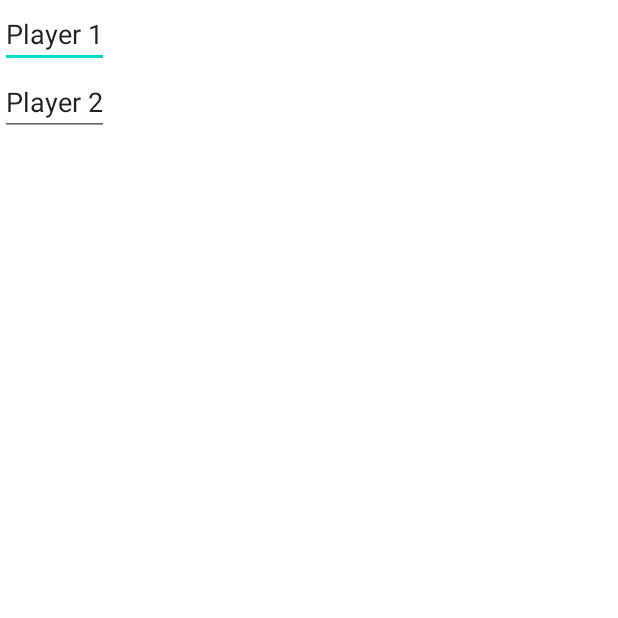
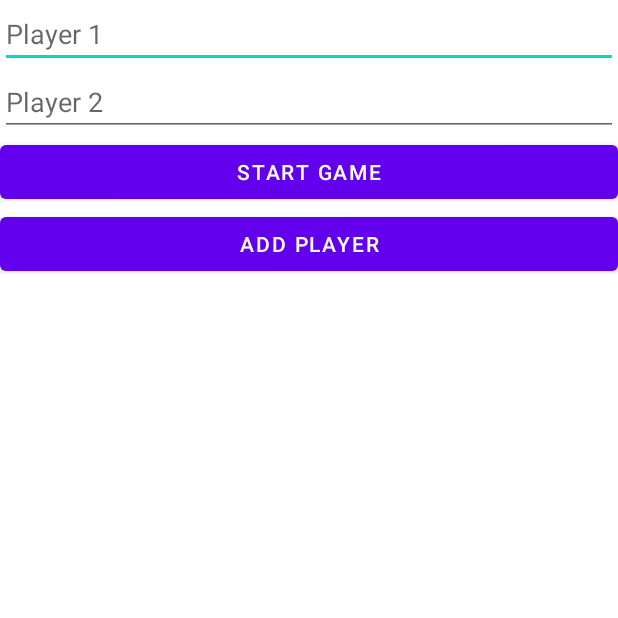
Before and after one commit to Pavital01/TinyTowns, an Android app: the NewGame screen opened directly, with no data from a screen before it, on a phone screen of 412 x 824 dp, the top half of it. Run offline under Robolectric (Android 15) with nearby library versions, the phone set to English and light mode, and no system bars.

Commit message:
Was added until 4 players in New Game and working next player

```diff
--- a/app/src/main/java/com/example/tinytowns/NewGame.kt
+++ b/app/src/main/java/com/example/tinytowns/NewGame.kt
@@ -1,11 +1,71 @@
 package com.example.tinytowns
 
+import android.content.Intent
 import androidx.appcompat.app.AppCompatActivity
 import android.os.Bundle
+import android.view.View
+import android.widget.Button
+import android.widget.EditText
+import android.widget.LinearLayout
 
 class NewGame : AppCompatActivity() {
     override fun onCreate(savedInstanceState: Bundle?) {
         super.onCreate(savedInstanceState)
         setContentView(R.layout.activity_new_game)
+
+        val playersLayout = findViewById<LinearLayout>(R.id.playersLayout)
+        val buttonsLayout = findViewById<LinearLayout>(R.id.buttonsLayout)
+        val startGameButton = findViewById<Button>(R.id.startGameButton)
+        val addPlayerButton = findViewById<Button>(R.id.addPlayerButton)
+
+        val players = ArrayList<EditText>()
+        val player1EditText = EditText(this)
+        val player2EditText = EditText(this)
+
+        player1EditText.id = View.generateViewId()
+        player1EditText.layoutParams = LinearLayout.LayoutParams(
+            LinearLayout.LayoutParams.MATCH_PARENT,
+            LinearLayout.LayoutParams.WRAP_CONTENT
+        )
+        player1EditText.hint = "Player 1"
+        playersLayout.addView(player1EditText, 0)
+
+        player2EditText.id = View.generateViewId()
+        player2EditText.layoutParams = LinearLayout.LayoutParams(
+            LinearLayout.LayoutParams.MATCH_PARENT,
+            LinearLayout.LayoutParams.WRAP_CONTENT
+        )
+        player2EditText.hint = "Player 2"
+        playersLayout.addView(player2EditText, 1)
+
+        players.add(player1EditText)
+        players.add(player2EditText)
+
+        if (players.size >= 4) {
+            addPlayerButton.visibility = View.GONE
+        } else {
+            addPlayerButton.visibility = View.VISIBLE
+            addPlayerButton.setOnClickListener {
+                val newEditText = EditText(this)
+                newEditText.id = View.generateViewId()
+                newEditText.layoutParams = LinearLayout.LayoutParams(
+                    LinearLayout.LayoutParams.MATCH_PARENT,
+                    LinearLayout.LayoutParams.WRAP_CONTENT
+                )
+                newEditText.hint = "Player ${players.size + 1}"
+                players.add(newEditText)
+                playersLayout.addView(newEditText, players.size - 1)
+                if (players.size >= 4) {
+                    addPlayerButton.visibility = View.GONE
+                }
+            }
+        }
+
+        startGameButton.setOnClickListener {
+            // Start the game with the selected players
+            val intent = Intent(this, Game::class.java)
+            intent.putExtra("players", players.map { it.text.toString() }.toTypedArray())
+            startActivity(intent)
+        }
     }
 }
--- a/app/src/main/java/com/example/tinytowns/Player.kt
+++ b/app/src/main/java/com/example/tinytowns/Player.kt
@@ -1,10 +1,12 @@
 package com.example.tinytowns
+
+import android.view.View
 
 class Player() : java.io.Serializable{
     lateinit var name: String
     var number : Int
 
-    var field : Field = Field()
+    var field : MutableList<View> = mutableListOf()
 
     init {
         name = "Default"
--- a/app/src/main/res/layout/activity_game.xml
+++ b/app/src/main/res/layout/activity_game.xml
@@ -116,7 +116,7 @@
            android:orientation="horizontal"
            >
            <Button
-               android:id="@+id/btn1"
+               android:id="@+id/Buildings"
                android:layout_width="0dp"
                android:layout_height="wrap_content"
                android:layout_weight="1"
@@ -125,6 +125,7 @@
 
            <!-- Construction button -->
            <Button
+               android:id="@+id/infoPlayerButton"
                android:layout_width="0dp"
                android:layout_height="wrap_content"
                android:layout_weight="1"
@@ -139,12 +140,13 @@
             android:orientation="horizontal"
        >
             <Button
+                android:id="@+id/nextPlayerButton"
                 android:layout_width="0dp"
                 android:layout_height="wrap_content"
                 android:layout_weight="1"
                 android:text="Next turn"
                 android:textSize="28dp"
-                android:onClick="nextPlayer"/>
+                />
         </LinearLayout>
     </LinearLayout>
 </androidx.constraintlayout.widget.ConstraintLayout>
--- a/app/src/main/res/layout/activity_new_game.xml
+++ b/app/src/main/res/layout/activity_new_game.xml
@@ -1,30 +1,34 @@
-<?xml version="1.0" encoding="utf-8"?>
-<androidx.constraintlayout.widget.ConstraintLayout xmlns:android="http://schemas.android.com/apk/res/android"
-    xmlns:app="http://schemas.android.com/apk/res-auto"
-    xmlns:tools="http://schemas.android.com/tools"
+<LinearLayout xmlns:android="http://schemas.android.com/apk/res/android"
     android:layout_width="match_parent"
     android:layout_height="match_parent"
-    tools:context=".NewGame">
+    android:orientation="vertical">
 
     <LinearLayout
-        android:layout_width="wrap_content"
+        android:id="@+id/playersLayout"
+        android:layout_width="match_parent"
         android:layout_height="wrap_content"
+        android:orientation="vertical">
 
-        app:layout_constraintStart_toStartOf="parent"
-        android:orientation="vertical"
+    </LinearLayout>
 
-        tools:ignore="MissingConstraints">
-        <EditText
-            android:layout_width="wrap_content"
+    <LinearLayout
+        android:id="@+id/buttonsLayout"
+        android:layout_width="match_parent"
+        android:layout_height="wrap_content"
+        android:orientation="vertical">
+
+        <Button
+            android:id="@+id/startGameButton"
+            android:layout_width="match_parent"
             android:layout_height="wrap_content"
-            android:text="Player 1"
-            />
+            android:text="Start Game" />
 
-        <EditText
-            android:layout_width="wrap_content"
+        <Button
+            android:id="@+id/addPlayerButton"
+            android:layout_width="match_parent"
             android:layout_height="wrap_content"
-            android:text="Player 2"
+            android:text="Add Player" />
 
-            />
     </LinearLayout>
-</androidx.constraintlayout.widget.ConstraintLayout>
+
+</LinearLayout>
```
Also changed, not shown: app/src/main/java/com/example/tinytowns/Game.kt (+125 -48 lines).
